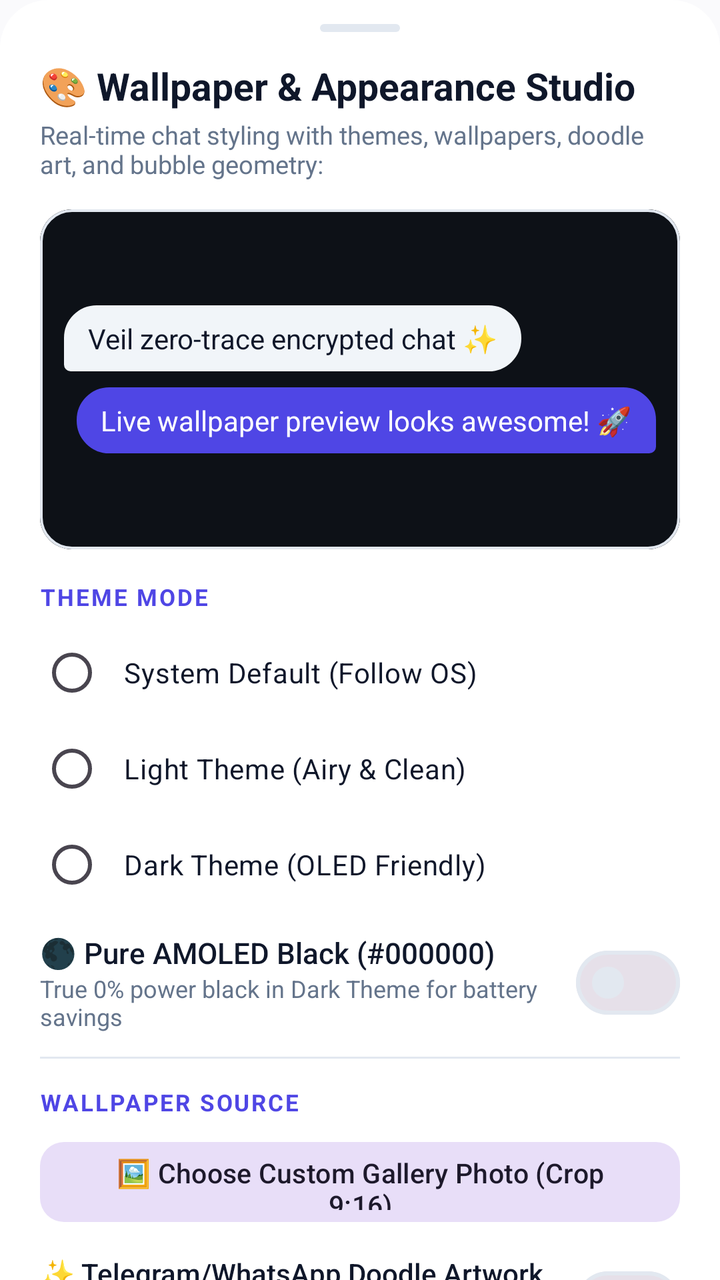
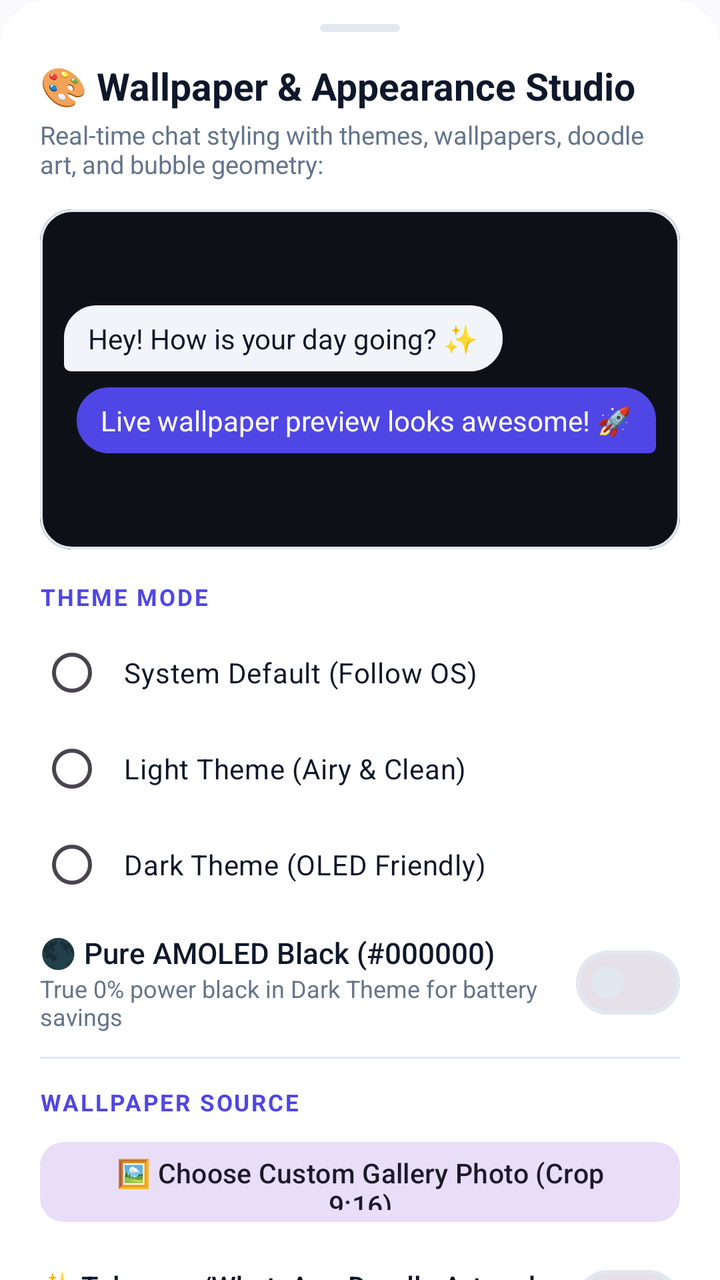

Two renders of the same Android screen: before a commit and after it. Below are the layout's source before the change and the commit's diff.
<!-- AndroidManifest.xml: application theme Theme.VEIL -->
<!-- res/layout/dialog_appearance_settings.xml -->
<?xml version="1.0" encoding="utf-8"?>
<androidx.core.widget.NestedScrollView xmlns:android="http://schemas.android.com/apk/res/android"
    xmlns:app="http://schemas.android.com/apk/res-auto"
    android:layout_width="match_parent"
    android:layout_height="wrap_content"
    android:background="@drawable/bg_bottom_sheet_modern"
    android:fillViewport="true">

    <LinearLayout
        android:layout_width="match_parent"
        android:layout_height="wrap_content"
        android:orientation="vertical"
        android:paddingStart="20dp"
        android:paddingTop="12dp"
        android:paddingEnd="20dp"
        android:paddingBottom="40dp">

        
        <View
            android:layout_width="40dp"
            android:layout_height="4dp"
            android:layout_gravity="center_horizontal"
            android:layout_marginBottom="14dp"
            android:background="@drawable/bg_attach_item"
            android:backgroundTint="@color/colorOutline" />

        <TextView
            android:layout_width="wrap_content"
            android:layout_height="wrap_content"
            android:text="🎨 Wallpaper &amp; Appearance Studio"
            android:textColor="@color/colorTextPrimary"
            android:textSize="19sp"
            android:textStyle="bold" />

        <TextView
            android:layout_width="wrap_content"
            android:layout_height="wrap_content"
            android:layout_marginTop="3dp"
            android:layout_marginBottom="14dp"
            android:text="Real-time chat styling with themes, wallpapers, doodle art, and bubble geometry:"
            android:textColor="@color/colorTextSecondary"
            android:textSize="12.5sp" />

        
        <com.google.android.material.card.MaterialCardView
            android:id="@+id/cardLivePreview"
            android:layout_width="match_parent"
            android:layout_height="170dp"
            android:layout_marginBottom="16dp"
            app:cardCornerRadius="16dp"
            app:cardElevation="0dp"
            app:strokeWidth="1.2dp"
            app:strokeColor="@color/colorOutline">

            <FrameLayout
                android:id="@+id/previewWallpaperContainer"
                android:layout_width="match_parent"
                android:layout_height="match_parent"
                android:background="#0D1117">

                <ImageView
                    android:id="@+id/ivPreviewWallpaper"
                    android:layout_width="match_parent"
                    android:layout_height="match_parent"
                    android:visibility="gone" />

                
                <ImageView
                    android:id="@+id/ivPreviewDoodleOverlay"
                    android:layout_width="match_parent"
                    android:layout_height="match_parent"
                    
                    android:alpha="1.0"
                    android:visibility="gone" />

                
                <View
                    android:id="@+id/viewPreviewDimOverlay"
                    android:layout_width="match_parent"
                    android:layout_height="match_parent"
                    android:background="#00000000" />

                
                <LinearLayout
                    android:layout_width="match_parent"
                    android:layout_height="match_parent"
                    android:orientation="vertical"
                    android:gravity="center_vertical"
                    android:padding="12dp">

                    
                    <LinearLayout
                        android:id="@+id/previewIncomingBubble"
                        android:layout_width="wrap_content"
                        android:layout_height="wrap_content"
                        android:maxWidth="240dp"
                        android:background="@drawable/bg_message_received"
                        android:backgroundTint="@color/colorSurfaceVariant"
                        android:paddingStart="12dp"
                        android:paddingTop="7dp"
                        android:paddingEnd="12dp"
                        android:paddingBottom="7dp"
                        android:layout_marginBottom="8dp">

                        <TextView
                            android:id="@+id/tvPreviewIncomingText"
                            android:layout_width="wrap_content"
                            android:layout_height="wrap_content"
                            android:text="Veil zero-trace encrypted chat ✨"
                            android:textColor="@color/colorTextPrimary"
                            android:textSize="14sp" />
                    </LinearLayout>

                    
                    <LinearLayout
                        android:id="@+id/previewOutgoingBubble"
                        android:layout_width="wrap_content"
                        android:layout_height="wrap_content"
                        android:layout_gravity="end"
                        android:maxWidth="240dp"
                        android:background="@drawable/bg_message_sent"
                        android:backgroundTint="@color/colorPrimary"
                        android:paddingStart="12dp"
                        android:paddingTop="7dp"
                        android:paddingEnd="12dp"
                        android:paddingBottom="7dp">

                        <TextView
                            android:id="@+id/tvPreviewOutgoingText"
                            android:layout_width="wrap_content"
                            android:layout_height="wrap_content"
                            android:text="Live wallpaper preview looks awesome! 🚀"
                            android:textColor="@android:color/white"
                            android:textSize="14sp" />
                    </LinearLayout>
                </LinearLayout>
            </FrameLayout>
        </com.google.android.material.card.MaterialCardView>

        
        <TextView
            android:layout_width="wrap_content"
            android:layout_height="wrap_content"
            android:text="THEME MODE"
            android:textColor="@color/colorPrimary"
            android:textSize="11.5sp"
            android:textStyle="bold"
            android:letterSpacing="0.08"
            android:layout_marginBottom="6dp" />

        <RadioGroup
            android:id="@+id/rgThemeMode"
            android:layout_width="match_parent"
            android:layout_height="wrap_content"
            android:layout_marginBottom="10dp">

            <RadioButton
                android:id="@+id/rbThemeSystem"
                android:layout_width="match_parent"
                android:layout_height="wrap_content"
                android:paddingStart="10dp"
                android:paddingTop="6dp"
                android:paddingBottom="6dp"
                android:text="System Default (Follow OS)"
                android:textColor="@color/colorTextPrimary"
                android:textSize="14sp" />

            <RadioButton
                android:id="@+id/rbThemeLight"
                android:layout_width="match_parent"
                android:layout_height="wrap_content"
                android:paddingStart="10dp"
                android:paddingTop="6dp"
                android:paddingBottom="6dp"
                android:text="Light Theme (Airy &amp; Clean)"
                android:textColor="@color/colorTextPrimary"
                android:textSize="14sp" />

            <RadioButton
                android:id="@+id/rbThemeDark"
                android:layout_width="match_parent"
                android:layout_height="wrap_content"
                android:paddingStart="10dp"
                android:paddingTop="6dp"
                android:paddingBottom="6dp"
                android:text="Dark Theme (OLED Friendly)"
                android:textColor="@color/colorTextPrimary"
                android:textSize="14sp" />
        </RadioGroup>

        
        <LinearLayout
            android:layout_width="match_parent"
            android:layout_height="wrap_content"
            android:orientation="horizontal"
            android:gravity="center_vertical"
            android:layout_marginBottom="12dp">

            <LinearLayout
                android:layout_width="0dp"
                android:layout_height="wrap_content"
                android:layout_weight="1"
                android:orientation="vertical">

                <TextView
                    android:layout_width="wrap_content"
                    android:layout_height="wrap_content"
                    android:text="🌑 Pure AMOLED Black (#000000)"
                    android:textColor="@color/colorTextPrimary"
                    android:textSize="14.5sp"
                    android:fontFamily="sans-serif-medium" />

                <TextView
                    android:layout_width="wrap_content"
                    android:layout_height="wrap_content"
                    android:text="True 0% power black in Dark Theme for battery savings"
                    android:textColor="@color/colorTextSecondary"
                    android:textSize="12sp" />
            </LinearLayout>

            <com.google.android.material.materialswitch.MaterialSwitch
                android:id="@+id/switchAmoledBlack"
                android:layout_width="wrap_content"
                android:layout_height="wrap_content" />
        </LinearLayout>

        <View
            android:layout_width="match_parent"
            android:layout_height="1dp"
            android:background="@color/colorOutline"
            android:layout_marginBottom="14dp" />

        
        <TextView
            android:layout_width="wrap_content"
            android:layout_height="wrap_content"
            android:text="WALLPAPER SOURCE"
            android:textColor="@color/colorPrimary"
            android:textSize="11.5sp"
            android:textStyle="bold"
            android:letterSpacing="0.08"
            android:layout_marginBottom="8dp" />

        
        <com.google.android.material.button.MaterialButton
            android:id="@+id/btnPickPhotoWallpaper"
            style="@style/Widget.Material3.Button.TonalButton"
            android:layout_width="match_parent"
            android:layout_height="48dp"
            android:text="🖼️ Choose Custom Gallery Photo (Crop 9:16)"
            android:textSize="13.5sp"
            app:cornerRadius="12dp"
            android:layout_marginBottom="12dp" />

        
        <LinearLayout
            android:layout_width="match_parent"
            android:layout_height="wrap_content"
            android:orientation="horizontal"
            android:gravity="center_vertical"
            android:layout_marginBottom="14dp">

            <LinearLayout
                android:layout_width="0dp"
                android:layout_height="wrap_content"
                android:layout_weight="1"
                android:orientation="vertical">

                <TextView
                    android:layout_width="wrap_content"
                    android:layout_height="wrap_content"
                    android:text="✨ Telegram/WhatsApp Doodle Artwork"
                    android:textColor="@color/colorTextPrimary"
                    android:textSize="14sp"
                    android:fontFamily="sans-serif-medium" />

                <TextView
                    android:layout_width="wrap_content"
                    android:layout_height="wrap_content"
                    android:text="Superimpose subtle privacy doodle artwork onto wallpaper"
                    android:textColor="@color/colorTextSecondary"
                    android:textSize="12sp" />
            </LinearLayout>

            <com.google.android.material.materialswitch.MaterialSwitch
                android:id="@+id/switchDoodlePattern"
                android:layout_width="wrap_content"
                android:layout_height="wrap_content" />
        </LinearLayout>

        
        <TextView
            android:layout_width="wrap_content"
            android:layout_height="wrap_content"
            android:text="Light Solid Presets (Clean &amp; Soft):"
            android:textColor="@color/colorTextSecondary"
            android:textSize="12sp"
            android:layout_marginBottom="8dp" />

        <LinearLayout
            android:layout_width="match_parent"
            android:layout_height="wrap_content"
            android:orientation="horizontal"
            android:gravity="center_vertical"
            android:layout_marginBottom="14dp">

            <View
                android:id="@+id/wpPresetLightWarm"
                android:layout_width="38dp"
                android:layout_height="38dp"
                android:layout_marginEnd="10dp"
                android:background="#FAF7F2"
                android:clickable="true"
                android:focusable="true" />

            <View
                android:id="@+id/wpPresetLightMint"
                android:layout_width="38dp"
                android:layout_height="38dp"
                android:layout_marginEnd="10dp"
                android:background="#F0FDF4"
                android:clickable="true"
                android:focusable="true" />

            <View
                android:id="@+id/wpPresetLightSky"
                android:layout_width="38dp"
                android:layout_height="38dp"
                android:layout_marginEnd="10dp"
                android:background="#F0F9FF"
                android:clickable="true"
                android:focusable="true" />

            <View
                android:id="@+id/wpPresetLightRose"
                android:layout_width="38dp"
                android:layout_height="38dp"
                android:layout_marginEnd="10dp"
                android:background="#FFF1F2"
                android:clickable="true"
                android:focusable="true" />

            <View
                android:id="@+id/wpPresetLightSlate"
                android:layout_width="38dp"
                android:layout_height="38dp"
                android:background="#F8FAFC"
                android:clickable="true"
                android:focusable="true" />
        </LinearLayout>

        
        <TextView
            android:layout_width="wrap_content"
            android:layout_height="wrap_content"
            android:text="Dark Solid Presets (Deep Obsidian):"
            android:textColor="@color/colorTextSecondary"
            android:textSize="12sp"
            android:layout_marginBottom="8dp" />

        <LinearLayout
            android:layout_width="match_parent"
            android:layout_height="wrap_content"
            android:orientation="horizontal"
            android:gravity="center_vertical"
            android:layout_marginBottom="14dp">

            <View
                android:id="@+id/wpPresetDefault"
                android:layout_width="38dp"
                android:layout_height="38dp"
                android:layout_marginEnd="10dp"
                android:background="#0D1117"
                android:clickable="true"
                android:focusable="true" />

            <View
                android:id="@+id/wpPresetIndigo"
                android:layout_width="38dp"
                android:layout_height="38dp"
                android:layout_marginEnd="10dp"
                android:background="#121026"
                android:clickable="true"
                android:focusable="true" />

            <View
                android:id="@+id/wpPresetEmerald"
                android:layout_width="38dp"
                android:layout_height="38dp"
                android:layout_marginEnd="10dp"
                android:background="#091E1A"
                android:clickable="true"
                android:focusable="true" />

            <View
                android:id="@+id/wpPresetCrimson"
                android:layout_width="38dp"
                android:layout_height="38dp"
                android:layout_marginEnd="10dp"
                android:background="#240B15"
                android:clickable="true"
                android:focusable="true" />

            <View
                android:id="@+id/wpPresetOcean"
                android:layout_width="38dp"
                android:layout_height="38dp"
                android:background="#0A192F"
                android:clickable="true"
                android:focusable="true" />
        </LinearLayout>

        
        <TextView
            android:layout_width="wrap_content"
            android:layout_height="wrap_content"
            android:text="Gradient Presets:"
            android:textColor="@color/colorTextSecondary"
            android:textSize="12sp"
            android:layout_marginBottom="8dp" />

        <LinearLayout
            android:layout_width="match_parent"
            android:layout_height="wrap_content"
            android:orientation="horizontal"
            android:gravity="center_vertical"
            android:layout_marginBottom="14dp">

            <View
                android:id="@+id/wpPresetGradSunset"
                android:layout_width="38dp"
                android:layout_height="38dp"
                android:layout_marginEnd="10dp"
                android:background="#FF512F"
                android:clickable="true"
                android:focusable="true" />

            <View
                android:id="@+id/wpPresetGradOcean"
                android:layout_width="38dp"
                android:layout_height="38dp"
                android:layout_marginEnd="10dp"
                android:background="#00C9FF"
                android:clickable="true"
                android:focusable="true" />

            <View
                android:id="@+id/wpPresetGradAurora"
                android:layout_width="38dp"
                android:layout_height="38dp"
                android:layout_marginEnd="10dp"
                android:background="#8A2387"
                android:clickable="true"
                android:focusable="true" />

            <View
                android:id="@+id/wpPresetGradMidnight"
                android:layout_width="38dp"
                android:layout_height="38dp"
                android:background="#203A43"
                android:clickable="true"
                android:focusable="true" />
        </LinearLayout>

        
        <LinearLayout
            android:layout_width="match_parent"
            android:layout_height="wrap_content"
            android:orientation="horizontal"
            android:gravity="center_vertical"
            android:layout_marginTop="4dp">

            <TextView
                android:layout_width="0dp"
                android:layout_height="wrap_content"
                android:layout_weight="1"
                android:text="Wallpaper Dimming Level"
                android:textColor="@color/colorTextPrimary"
                android:textSize="13.5sp"
                android:fontFamily="sans-serif-medium" />

            <TextView
                android:id="@+id/tvDimPercent"
                android:layout_width="wrap_content"
                android:layout_height="wrap_content"
                android:text="0%"
                android:textColor="@color/colorPrimary"
                android:textSize="13.5sp"
                android:textStyle="bold" />
        </LinearLayout>

        <com.google.android.material.slider.Slider
            android:id="@+id/sliderWallpaperDim"
            android:layout_width="match_parent"
            android:layout_height="wrap_content"
            android:valueFrom="0"
            android:valueTo="80"
            android:stepSize="1"
            android:value="0" />

        <View
            android:layout_width="match_parent"
            android:layout_height="1dp"
            android:background="@color/colorOutline"
            android:layout_marginTop="8dp"
            android:layout_marginBottom="14dp" />

        
        <TextView
            android:layout_width="wrap_content"
            android:layout_height="wrap_content"
            android:text="✨ Chat Bubble Accent Color"
            android:textColor="@color/colorTextPrimary"
            android:textSize="14.5sp"
            android:fontFamily="sans-serif-medium"
            android:layout_marginBottom="8dp" />

        <LinearLayout
            android:id="@+id/colorSwatchesContainer"
            android:layout_width="match_parent"
            android:layout_height="wrap_content"
            android:orientation="horizontal"
            android:gravity="center_vertical"
            android:layout_marginBottom="16dp">

            <View
                android:id="@+id/colorIndigo"
                android:layout_width="38dp"
                android:layout_height="38dp"
                android:layout_marginEnd="10dp"
                android:background="#4F46E5"
                android:clickable="true"
                android:focusable="true" />

            <View
                android:id="@+id/colorBlue"
                android:layout_width="38dp"
                android:layout_height="38dp"
                android:layout_marginEnd="10dp"
                android:background="@drawable/bg_color_swatch_blue"
                android:clickable="true"
                android:focusable="true" />

            <View
                android:id="@+id/colorCyan"
                android:layout_width="38dp"
                android:layout_height="38dp"
                android:layout_marginEnd="10dp"
                android:background="@drawable/bg_color_swatch_cyan"
                android:clickable="true"
                android:focusable="true" />

            <View
                android:id="@+id/colorEmerald"
                android:layout_width="38dp"
                android:layout_height="38dp"
                android:layout_marginEnd="10dp"
                android:background="@drawable/bg_color_swatch_emerald"
                android:clickable="true"
                android:focusable="true" />

            <View
                android:id="@+id/colorViolet"
                android:layout_width="38dp"
                android:layout_height="38dp"
                android:layout_marginEnd="10dp"
                android:background="@drawable/bg_color_swatch_violet"
                android:clickable="true"
                android:focusable="true" />

            <View
                android:id="@+id/colorAmber"
                android:layout_width="38dp"
                android:layout_height="38dp"
                android:layout_marginEnd="10dp"
                android:background="@drawable/bg_color_swatch_amber"
                android:clickable="true"
                android:focusable="true" />

            <View
                android:id="@+id/colorCrimson"
                android:layout_width="38dp"
                android:layout_height="38dp"
                android:background="#E11D48"
                android:clickable="true"
                android:focusable="true" />
        </LinearLayout>

        
        <TextView
            android:layout_width="wrap_content"
            android:layout_height="wrap_content"
            android:text="📐 Chat Bubble Corner Geometry"
            android:textColor="@color/colorTextPrimary"
            android:textSize="14.5sp"
            android:fontFamily="sans-serif-medium"
            android:layout_marginBottom="8dp" />

        <RadioGroup
            android:id="@+id/rgBubbleCornerStyle"
            android:layout_width="match_parent"
            android:layout_height="wrap_content"
            android:orientation="horizontal"
            android:layout_marginBottom="16dp">

            <RadioButton
                android:id="@+id/rbCornerTelegram"
                android:layout_width="0dp"
                android:layout_height="wrap_content"
                android:layout_weight="1"
                android:text="Telegram (18dp)"
                android:textSize="13sp"
                android:textColor="@color/colorTextPrimary" />

            <RadioButton
                android:id="@+id/rbCornerModern"
                android:layout_width="0dp"
                android:layout_height="wrap_content"
                android:layout_weight="1"
                android:text="Soft (14dp)"
                android:textSize="13sp"
                android:textColor="@color/colorTextPrimary" />

            <RadioButton
                android:id="@+id/rbCornerWhatsApp"
                android:layout_width="0dp"
                android:layout_height="wrap_content"
                android:layout_weight="1"
                android:text="WhatsApp (8dp)"
                android:textSize="13sp"
                android:textColor="@color/colorTextPrimary" />
        </RadioGroup>

        
        <LinearLayout
            android:layout_width="match_parent"
            android:layout_height="wrap_content"
            android:orientation="horizontal"
            android:gravity="center_vertical"
            android:layout_marginBottom="4dp">

            <TextView
                android:layout_width="0dp"
                android:layout_height="wrap_content"
                android:layout_weight="1"
                android:text="🔤 Chat Message Text Size"
                android:textColor="@color/colorTextPrimary"
                android:textSize="14sp"
                android:fontFamily="sans-serif-medium" />

            <TextView
                android:id="@+id/tvChatTextSize"
                android:layout_width="wrap_content"
                android:layout_height="wrap_content"
                android:text="15.5 sp"
                android:textColor="@color/colorPrimary"
                android:textSize="13.5sp"
                android:textStyle="bold" />
        </LinearLayout>

        <com.google.android.material.slider.Slider
            android:id="@+id/sliderChatTextSize"
            android:layout_width="match_parent"
            android:layout_height="wrap_content"
            android:valueFrom="12"
            android:valueTo="22"
            android:stepSize="0.5"
            android:value="15.5" />

        <View
            android:layout_width="match_parent"
            android:layout_height="1dp"
            android:background="@color/colorOutline"
            android:layout_marginTop="8dp"
            android:layout_marginBottom="16dp" />

        
        <com.google.android.material.button.MaterialButton
            android:id="@+id/btnResetDefaultWallpaper"
            style="@style/Widget.Material3.Button.OutlinedButton"
            android:layout_width="match_parent"
            android:layout_height="48dp"
            android:text="Reset to Default Theme, Wallpaper &amp; Accent"
            android:textColor="@color/colorError"
            app:strokeColor="@color/colorError"
            app:cornerRadius="12dp" />

    </LinearLayout>
</androidx.core.widget.NestedScrollView>
<!-- resources referenced by this layout -->
<resources>
  <color name="colorError">#EF4444</color>
  <color name="colorOutline">#E2E8F0</color>
  <color name="colorPrimary">#4F46E5</color>
  <color name="colorSurfaceVariant">#F1F5F9</color>
  <color name="colorTextPrimary">#0F172A</color>
  <color name="colorTextSecondary">#64748B</color>
  <!-- drawable bg_attach_item (drawable) -->
  <?xml version="1.0" encoding="utf-8"?>
  <shape xmlns:android="http://schemas.android.com/apk/res/android"
      android:shape="rectangle">
      <corners android:radius="18dp" />
      <solid android:color="@color/colorSurfaceVariant" />
  </shape>
  <!-- drawable bg_bottom_sheet_modern (drawable) -->
  <?xml version="1.0" encoding="utf-8"?>
  <shape xmlns:android="http://schemas.android.com/apk/res/android">
      <solid android:color="@color/colorSurface" />
      <corners
          android:topLeftRadius="24dp"
          android:topRightRadius="24dp" />
  </shape>
  <!-- drawable bg_color_swatch_amber (drawable) -->
  <?xml version="1.0" encoding="utf-8"?>
  <shape xmlns:android="http://schemas.android.com/apk/res/android"
      android:shape="oval">
      <solid android:color="#FFD600" />
      <stroke android:width="2dp" android:color="#33FFFFFF" />
  </shape>
  <!-- drawable bg_color_swatch_blue (drawable) -->
  <?xml version="1.0" encoding="utf-8"?>
  <shape xmlns:android="http://schemas.android.com/apk/res/android"
      android:shape="oval">
      <solid android:color="#2979FF" />
      <stroke android:width="2dp" android:color="#33FFFFFF" />
  </shape>
  <!-- drawable bg_color_swatch_cyan (drawable) -->
  <?xml version="1.0" encoding="utf-8"?>
  <shape xmlns:android="http://schemas.android.com/apk/res/android"
      android:shape="oval">
      <solid android:color="#00E5FF" />
      <stroke android:width="2dp" android:color="#33FFFFFF" />
  </shape>
  <!-- drawable bg_color_swatch_emerald (drawable) -->
  <?xml version="1.0" encoding="utf-8"?>
  <shape xmlns:android="http://schemas.android.com/apk/res/android"
      android:shape="oval">
      <solid android:color="#00E676" />
      <stroke android:width="2dp" android:color="#33FFFFFF" />
  </shape>
  <!-- drawable bg_color_swatch_violet (drawable) -->
  <?xml version="1.0" encoding="utf-8"?>
  <shape xmlns:android="http://schemas.android.com/apk/res/android"
      android:shape="oval">
      <solid android:color="#D500F9" />
      <stroke android:width="2dp" android:color="#33FFFFFF" />
  </shape>
  <!-- drawable bg_message_sent (drawable) -->
  <?xml version="1.0" encoding="utf-8"?>
  <shape xmlns:android="http://schemas.android.com/apk/res/android">
      <solid android:color="@color/message_bubble_sent" />
      <corners
          android:topLeftRadius="16dp"
          android:topRightRadius="16dp"
          android:bottomLeftRadius="16dp"
          android:bottomRightRadius="3dp" />
      <stroke
          android:width="0.8dp"
          android:color="@color/colorOutline" />
  </shape>
  <style name="Theme.VEIL" parent="Base.Theme.VEIL" />
  <color name="colorSurface">#FFFFFF</color>
  <color name="message_bubble_received">#FFFFFF</color>
  <color name="message_bubble_sent">#E0E7FE</color>
  <color name="colorOnPrimary">#FFFFFF</color>
  <color name="colorPrimaryContainer">#EEF2FF</color>
  <color name="colorOnPrimaryContainer">#3730A3</color>
  <color name="colorBackground">#FAFAFC</color>
  <style name="ModernBottomSheetDialogTheme" parent="Theme.Material3.DayNight.BottomSheetDialog">
          <item name="bottomSheetStyle">@style/ModernBottomSheetStyle</item>
          <item name="android:windowIsFloating">false</item>
          <item name="android:statusBarColor">@android:color/transparent</item>
          <item name="android:navigationBarColor">@android:color/transparent</item>
      </style>
  <style name="ModernBottomSheetStyle" parent="Widget.Material3.BottomSheet">
          <item name="android:background">@android:color/transparent</item>
      </style>
  <!-- unchanged entries left out for length: 2 -->
</resources>

<!-- the commit's change to res/layout/dialog_appearance_settings.xml (unified diff, before → after) -->
@@ -106,7 +106,7 @@
                             android:id="@+id/tvPreviewIncomingText"
                             android:layout_width="wrap_content"
                             android:layout_height="wrap_content"
-                            android:text="Veil zero-trace encrypted chat ✨"
+                            android:text="Hey! How is your day going? ✨"
                             android:textColor="@color/colorTextPrimary"
                             android:textSize="14sp" />
                     </LinearLayout>
@@ -277,7 +277,7 @@
                 <TextView
                     android:layout_width="wrap_content"
                     android:layout_height="wrap_content"
-                    android:text="Superimpose subtle privacy doodle artwork onto wallpaper"
+                    android:text="Overlay subtle doodle pattern onto chat wallpaper"
                     android:textColor="@color/colorTextSecondary"
                     android:textSize="12sp" />
             </LinearLayout>
